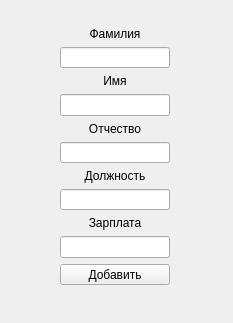
This is w_add_empl.ui in ISPlatonov/QT_Tree as Qt 5 draws it before an edit. The edited form follows.
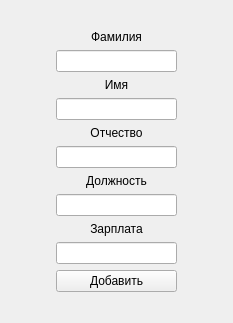
This is the edited form.

Commit message: data editing is added, forms became adaptive

```diff
--- a/w_add_empl.ui
+++ b/w_add_empl.ui
@@ -13,15 +13,40 @@
   <property name="windowTitle">
    <string>Добавление сотрудника</string>
   </property>
-  <widget class="QWidget" name="">
-   <property name="geometry">
-    <rect>
-     <x>60</x>
-     <y>27</y>
-     <width>110</width>
-     <height>258</height>
-    </rect>
-   </property>
+  <layout class="QGridLayout" name="gridLayout_2">
+   <item row="0" column="1">
+    <spacer name="verticalSpacer_2">
+     <property name="orientation">
+      <enum>Qt::Vertical</enum>
+     </property>
+     <property name="sizeType">
+      <enum>QSizePolicy::Expanding</enum>
+     </property>
+     <property name="sizeHint" stdset="0">
+      <size>
+       <width>20</width>
+       <height>9</height>
+      </size>
+     </property>
+    </spacer>
+   </item>
+   <item row="1" column="0">
+    <spacer name="horizontalSpacer_2">
+     <property name="orientation">
+      <enum>Qt::Horizontal</enum>
+     </property>
+     <property name="sizeType">
+      <enum>QSizePolicy::Fixed</enum>
+     </property>
+     <property name="sizeHint" stdset="0">
+      <size>
+       <width>45</width>
+       <height>20</height>
+      </size>
+     </property>
+    </spacer>
+   </item>
+   <item row="1" column="1">
    <layout class="QGridLayout" name="gridLayout">
     <item row="0" column="0">
      <widget class="QLabel" name="label">
@@ -103,7 +128,40 @@
      </widget>
     </item>
    </layout>
-  </widget>
+   </item>
+   <item row="1" column="2">
+    <spacer name="horizontalSpacer_5">
+     <property name="orientation">
+      <enum>Qt::Horizontal</enum>
+     </property>
+     <property name="sizeType">
+      <enum>QSizePolicy::Fixed</enum>
+     </property>
+     <property name="sizeHint" stdset="0">
+      <size>
+       <width>45</width>
+       <height>20</height>
+      </size>
+     </property>
+    </spacer>
+   </item>
+   <item row="2" column="1">
+    <spacer name="verticalSpacer">
+     <property name="orientation">
+      <enum>Qt::Vertical</enum>
+     </property>
+     <property name="sizeType">
+      <enum>QSizePolicy::Expanding</enum>
+     </property>
+     <property name="sizeHint" stdset="0">
+      <size>
+       <width>20</width>
+       <height>20</height>
+      </size>
+     </property>
+    </spacer>
+   </item>
+  </layout>
  </widget>
  <resources/>
  <connections/>
```
Lines whose indentation alone changed are shown as unchanged. The commit also changes 7 other files.
